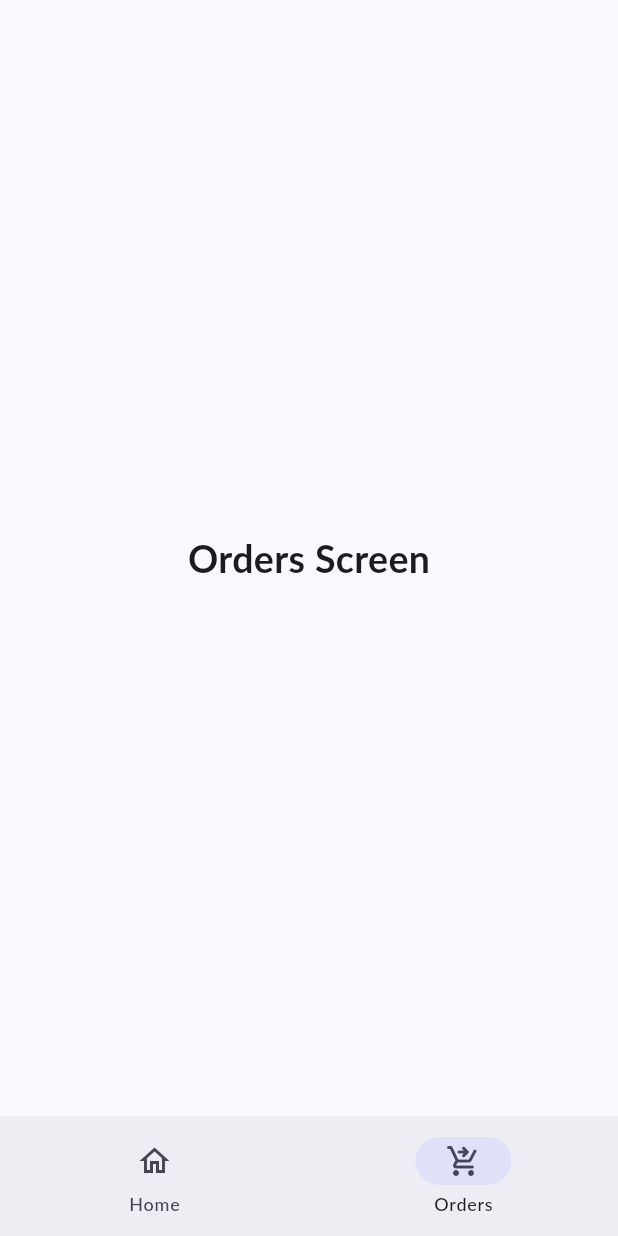
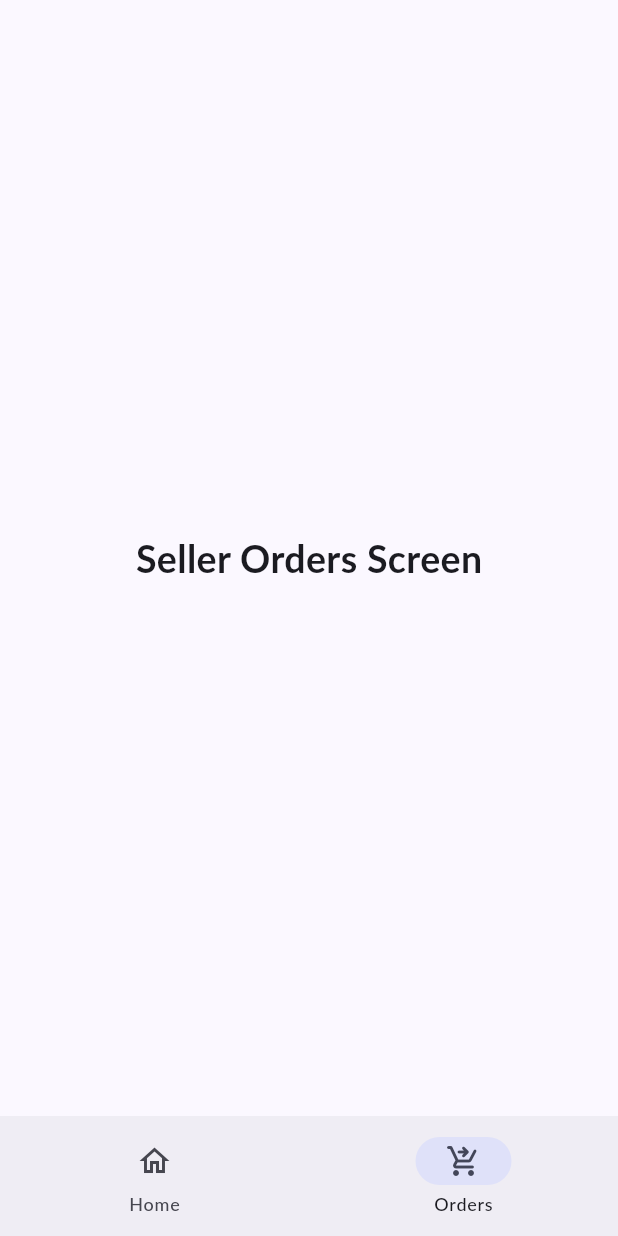
Before and after one commit to madzalo/unimarket-app, a Flutter app: the SellerMainScreen screen opened directly, item 2 of the bottom bar chosen, on a phone screen of 412 x 824 dp. Run offline on Flutter 3.47's test engine with Material 2 defaults, Android fonts, the light colour scheme and no system bars; our stand-ins replace dio, equatable, flutter_bloc, get_it, jwt_decoder, retrofit; generated files the repository leaves out were written again; Roboto replaces fonts that are missing (Lato).

Commit message:
register + nav mod

```diff
--- a/unimarket_app/lib/features/auth/presentation/screens/auth_screen.dart
+++ b/unimarket_app/lib/features/auth/presentation/screens/auth_screen.dart
@@ -11,8 +11,8 @@ import 'package:unimarket_app/features/auth/presentation/bloc/remote/auth_bloc.d
 import 'package:unimarket_app/features/auth/presentation/bloc/remote/auth_event.dart';
 import 'package:unimarket_app/features/auth/presentation/bloc/remote/auth_state.dart';
 import 'package:unimarket_app/features/auth/presentation/screens/register_screen.dart';
-import 'package:unimarket_app/features/home/home_screen.dart';
 import 'package:unimarket_app/features/home/main_screen.dart';
+import 'package:unimarket_app/features/seller/seller_main_screen.dart';
 import 'package:unimarket_app/injection_container.dart';
 
 class AuthScreen extends StatefulWidget {
@@ -85,7 +85,7 @@ class _AuthScreenState extends State<AuthScreen> {
                                         context,
                                         MaterialPageRoute(
                                             builder: (context) =>
-                                                const HomeScreen()));
+                                                const SellerMainScreen()));
                                   });
                                 }
                               }
--- a/unimarket_app/lib/features/seller/seller_home_screen.dart
+++ b/unimarket_app/lib/features/seller/seller_home_screen.dart
@@ -14,7 +14,10 @@ class _SellerHomeScreenState extends State<SellerHomeScreen> {
   Widget build(BuildContext context) {
     return const Scaffold(
       body: Center(
-        child: Text("Seller Home Screen"),
+        child: Text(
+          "Seller Home Screen",
+          style: TextStyle(fontSize: 25, fontWeight: FontWeight.bold),
+        ),
       ),
     );
   }
--- a/unimarket_app/lib/features/seller/seller_main_screen.dart
+++ b/unimarket_app/lib/features/seller/seller_main_screen.dart
@@ -1,6 +1,6 @@
 import 'package:flutter/material.dart';
-import 'package:unimarket_app/features/order/presentation/screens/order_screen.dart';
 import 'package:unimarket_app/features/seller/seller_home_screen.dart';
+import 'package:unimarket_app/features/seller/seller_orders_screen.dart';
 
 class SellerMainScreen extends StatefulWidget {
   static const String routeName = '/seller-main-screen';
@@ -14,7 +14,7 @@ class SellerMainScreen extends StatefulWidget {
 class _SellerMainScreenState extends State<SellerMainScreen> {
   List<Widget> pageList = const [
     SellerHomeScreen(),
-    OrdersScreen(),
+    SellerOrdersScreen(),
   ];
 
   int _selectedIndex = 0;
--- a/unimarket_app/lib/features/seller/seller_orders_screen.dart
+++ b/unimarket_app/lib/features/seller/seller_orders_screen.dart
@@ -14,7 +14,10 @@ class _SellerOrdersScreenState extends State<SellerOrdersScreen> {
   Widget build(BuildContext context) {
     return const Scaffold(
       body: Center(
-        child: Text("Seller Orders Screen"),
+        child: Text(
+          "Seller Orders Screen",
+          style: TextStyle(fontSize: 25, fontWeight: FontWeight.bold),
+        ),
       ),
     );
   }
```
